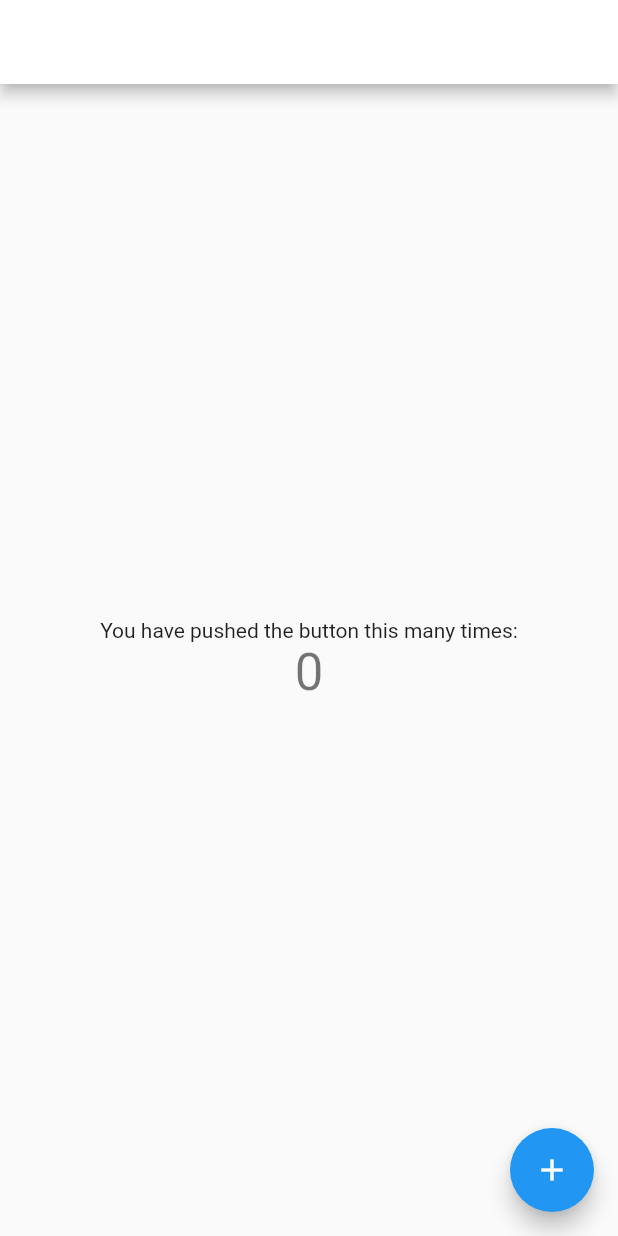
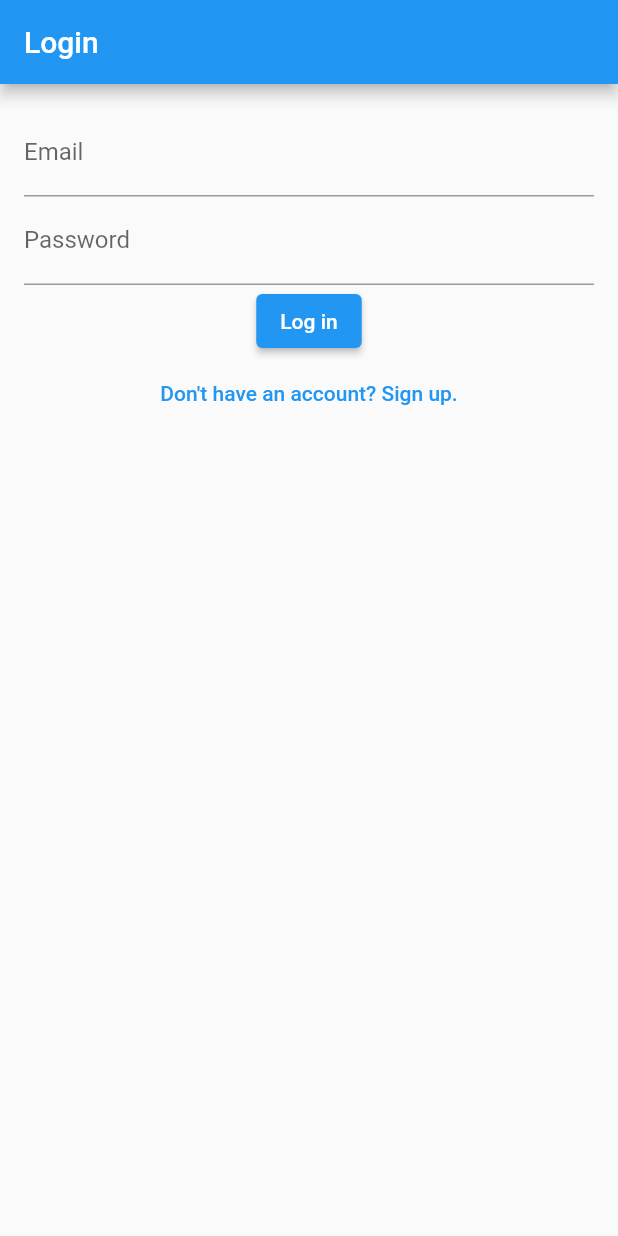
Before and after one commit to kjk1208/web_me, a Flutter app: the screen it shows after launch, on a phone screen of 412 x 824 dp. Run offline on Flutter 3.47's test engine with Material 2 defaults, Android fonts, the phone set to English and light mode, and no system bars; our stand-ins replace firebase_auth, firebase_core; accounts and stored records are empty.

Commit message:
20230610_login_page

```diff
--- /dev/null
+++ b/lib/login_page.dart
@@ -0,0 +1,63 @@
+// ignore_for_file: library_private_types_in_public_api
+
+import 'package:flutter/material.dart';
+import 'package:firebase_auth/firebase_auth.dart';
+import 'sign_up_page.dart';
+
+class LoginPage extends StatefulWidget {
+  const LoginPage({super.key});
+
+  @override
+  _LoginPageState createState() => _LoginPageState();
+}
+
+class _LoginPageState extends State<LoginPage> {
+  final _emailController = TextEditingController();
+  final _passwordController = TextEditingController();
+
+  Future<void> _login() async {
+    try {
+      await FirebaseAuth.instance.signInWithEmailAndPassword(
+          email: _emailController.text, password: _passwordController.text);
+    } catch (e) {
+      // 로그인 실패 시 에러 처리
+    }
+  }
+
+
+  @override
+  Widget build(BuildContext context) {
+    return Scaffold(
+      appBar: AppBar(title: const Text('Login')),
+      body: Padding(
+        padding: const EdgeInsets.all(16.0),
+        child: Column(
+          children: [
+            TextField(
+              controller: _emailController,
+              decoration: const InputDecoration(labelText: 'Email'),
+            ),
+            TextField(
+              controller: _passwordController,
+              decoration: const InputDecoration(labelText: 'Password'),
+              obscureText: true,
+            ),
+            ElevatedButton(
+              onPressed: _login,
+              child: const Text('Log in'),
+            ),
+            TextButton(  // <-- 여기에 추가된 부분입니다.
+              child: Text("Don't have an account? Sign up."),
+              onPressed: () {
+                Navigator.push(
+                  context,
+                  MaterialPageRoute(builder: (context) => SignUpPage()),
+                );
+              },
+            ),
+          ],
+        ),
+      ),
+    );
+  }
+}
--- a/lib/main.dart
+++ b/lib/main.dart
@@ -1,14 +1,21 @@
 import 'package:flutter/material.dart';
+import 'package:firebase_core/firebase_core.dart';
+import 'package:firebase_auth/firebase_auth.dart';
 import 'home_page.dart';
+import 'login_page.dart'; // 로그인 페이지를 위한 새 파일을 만들어서 이곳에 import해주세요.
+import 'firebase_options.dart';
 
-void main() {
+void main() async {
+  WidgetsFlutterBinding.ensureInitialized();
+  await Firebase.initializeApp(
+    options: DefaultFirebaseOptions.currentPlatform,
+  );
   runApp(const MyApp());
 }
 
 class MyApp extends StatelessWidget {
   const MyApp({super.key});
 
-  // This widget is the root of your application.
   @override
   Widget build(BuildContext context) {
     return MaterialApp(
@@ -16,10 +23,23 @@ class MyApp extends StatelessWidget {
       theme: ThemeData(
         primarySwatch: Colors.blue,
       ),
-      home: const MyHomePage(title: 'MeMeMe'),
+      home: StreamBuilder(
+        stream: FirebaseAuth.instance.authStateChanges(),
+        builder: (context, snapshot) {
+          if (snapshot.connectionState == ConnectionState.waiting) {
+            return const Center(child: CircularProgressIndicator());
+          }
+          if (snapshot.hasData) {
+            return const MyHomePage(title: 'MeMeMe');
+          } else {
+            return const LoginPage(); // 로그인 페이지로 이동
+          }
+        },
+      ),
     );
   }
 }
+
 
 class MyHomePage extends StatefulWidget {
   const MyHomePage({super.key, required this.title});
--- a/pubspec.yaml
+++ b/pubspec.yaml
@@ -30,7 +30,8 @@ environment:
 dependencies:
   flutter:
     sdk: flutter
-
+  firebase_core: ^2.13.1
+  firebase_auth: ^4.6.2
 
   # The following adds the Cupertino Icons font to your application.
   # Use with the CupertinoIcons class for iOS style icons.
```
Also changed, not shown: analysis_options.yaml (+6 -25 lines), lib/assets_page.dart (added, +12 -0 lines), lib/home_page.dart (+39 -3 lines), lib/sign_up_page.dart (added, +67 -0 lines), lib/firebase_options.dart (added), pubspec.lock, 15 other files.
